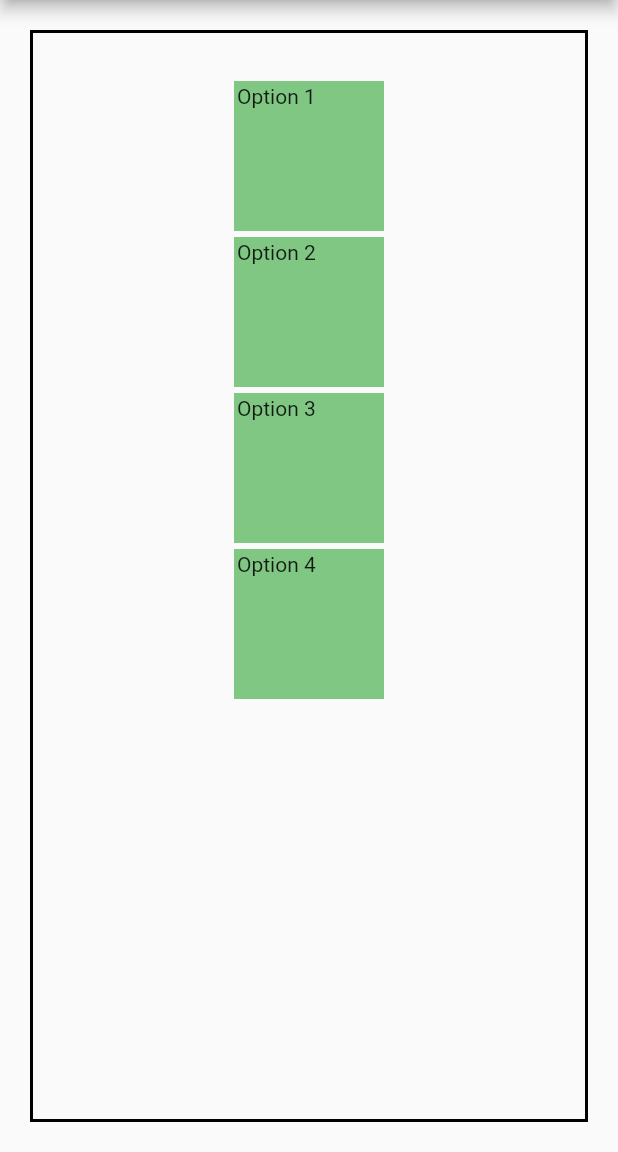
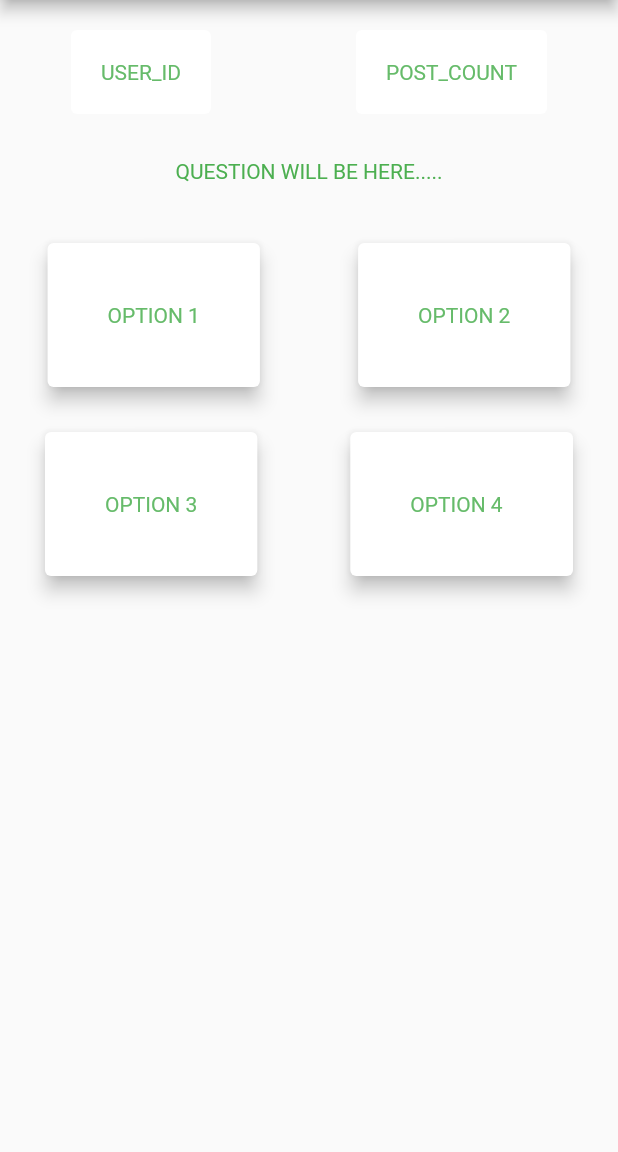
Before and after one commit to uchadiya00002/pole-app, a Flutter app: the screen it shows after launch, on a phone screen of 412 x 824 dp, the part 84-1236 px from its top. Run offline on Flutter 3.47's test engine with Material 2 defaults, Android fonts, the phone set to English and light mode, and no system bars.

Commit message:
created nested container to create a layout for pole app

```diff
--- a/lib/main.dart
+++ b/lib/main.dart
@@ -21,50 +21,175 @@ class Avinash extends StatelessWidget {
       appBar: AppBar(
           backgroundColor: Colors.green.shade200,
           title: const Text('Pole App')),
-      body: Container(
-          height: double.infinity,
-          width: double.infinity,
-          decoration: BoxDecoration(
-            border: Border.all(color: Colors.black, width: 2),
+      body: Column(
+        children: [
+          SizedBox(
+            height: 15,
           ),
-          margin: const EdgeInsets.all(20),
-          padding: const EdgeInsets.all(30),
-          child: Column(
+          Row(
+            mainAxisAlignment: MainAxisAlignment.spaceEvenly,
             children: [
-              Container(
-                height: 100,
-                width: 100,
-                margin: const EdgeInsets.all(2),
-                padding: const EdgeInsets.all(2),
-                color: Colors.green[300],
-                child: const Text('Option 1'),
+              Card(
+                margin: EdgeInsets.all(5),
+                elevation: 0,
+                child: Container(
+                  padding: EdgeInsets.all(20),
+                  child: Text(
+                    'USER_ID',
+                    style: TextStyle(color: Colors.green[400]),
+                  ),
+                ),
               ),
-              Container(
-                height: 100,
-                width: 100,
-                margin: const EdgeInsets.all(2),
-                padding: const EdgeInsets.all(2),
-                color: Colors.green[300],
-                child: const Text('Option 2'),
+              SizedBox(
+                width: 2,
               ),
-              Container(
-                height: 100,
-                width: 100,
-                margin: const EdgeInsets.all(2),
-                padding: const EdgeInsets.all(2),
-                color: Colors.green[300],
-                child: const Text('Option 3'),
-              ),
-              Container(
-                height: 100,
-                width: 100,
-                margin: const EdgeInsets.all(2),
-                padding: const EdgeInsets.all(2),
-                color: Colors.green[300],
-                child: const Text('Option 4'),
+              Card(
+                margin: EdgeInsets.all(5),
+                elevation: 0,
+                child: Container(
+                  padding: EdgeInsets.all(20),
+                  child: Text(
+                    "POST_COUNT",
+                    style: TextStyle(color: Colors.green[400]),
+                  ),
+                ),
               ),
             ],
-          )),
+          ),
+          Container(
+            padding: EdgeInsets.all(25),
+            child: Text(
+              'QUESTION WILL BE HERE.....',
+              style: TextStyle(color: Colors.green),
+            ),
+          ),
+
+          Column(
+            children: [
+              Row(
+                mainAxisAlignment: MainAxisAlignment.spaceEvenly,
+                children: [
+                  Card(
+                    margin: EdgeInsets.all(15),
+                    elevation: 5,
+                    child: Container(
+                      padding: EdgeInsets.all(40),
+                      child: Text(
+                        'OPTION 1',
+                        style: TextStyle(color: Colors.green[400]),
+                      ),
+                    ),
+                  ),
+                  SizedBox(
+                    width: 2,
+                  ),
+                  Card(
+                    margin: EdgeInsets.all(15),
+                    elevation: 5,
+                    child: Container(
+                      padding: EdgeInsets.all(40),
+                      child: Text(
+                        "OPTION 2",
+                        style: TextStyle(color: Colors.green[400]),
+                      ),
+                    ),
+                  ),
+                ],
+              ),
+              SizedBox(
+                width: 2,
+              ),
+              Row(
+                mainAxisAlignment: MainAxisAlignment.spaceEvenly,
+                children: [
+                  Card(
+                    margin: EdgeInsets.all(15),
+                    elevation: 5,
+                    child: Container(
+                      padding: EdgeInsets.all(40),
+                      child: Text(
+                        'OPTION 3',
+                        style: TextStyle(color: Colors.green[400]),
+                      ),
+                    ),
+                  ),
+                  SizedBox(
+                    width: 2,
+                  ),
+                  Card(
+                    margin: EdgeInsets.all(15),
+                    elevation: 5,
+                    child: Container(
+                      padding: EdgeInsets.all(40),
+                      child: Text(
+                        "OPTION 4  ",
+                        style: TextStyle(color: Colors.green[400]),
+                      ),
+                    ),
+                  ),
+                ],
+              ),
+            ],
+          )
+          // Container(
+          //   // height: double.infinity,
+          //   // width: double.infinity,
+          //   decoration: BoxDecoration(
+          //     border: Border.all(color: Colors.black, width: 2),
+          //   ),
+          //   margin: const EdgeInsets.all(20),
+          //   padding: const EdgeInsets.all(30),
+          //   child: Row(
+          //     children: [],
+          //   ),
+          // )
+        ],
+      ),
+
+      // body: Container(
+      //     height: double.infinity,
+      //     width: double.infinity,
+      //     decoration: BoxDecoration(
+      //       border: Border.all(color: Colors.black, width: 2),
+      //     ),
+      //     margin: const EdgeInsets.all(20),
+      //     padding: const EdgeInsets.all(30),
+      //     child: Column(
+      //       children: [
+      //         Container(
+      //           height: 100,
+      //           width: 100,
+      //           margin: const EdgeInsets.all(2),
+      //           padding: const EdgeInsets.all(2),
+      //           color: Colors.green[300],
+      //           child: const Text('Option 1'),
+      //         ),
+      //         Container(
+      //           height: 100,
+      //           width: 100,
+      //           margin: const EdgeInsets.all(2),
+      //           padding: const EdgeInsets.all(2),
+      //           color: Colors.green[300],
+      //           child: const Text('Option 2'),
+      //         ),
+      //         Container(
+      //           height: 100,
+      //           width: 100,
+      //           margin: const EdgeInsets.all(2),
+      //           padding: const EdgeInsets.all(2),
+      //           color: Colors.green[300],
+      //           child: const Text('Option 3'),
+      //         ),
+      //         Container(
+      //           height: 100,
+      //           width: 100,
+      //           margin: const EdgeInsets.all(2),
+      //           padding: const EdgeInsets.all(2),
+      //           color: Colors.green[300],
+      //           child: const Text('Option 4'),
+      //         ),
+      //       ],
+      //     )),
     );
   }
 }
```
Also changed, not shown: 1 other file.
